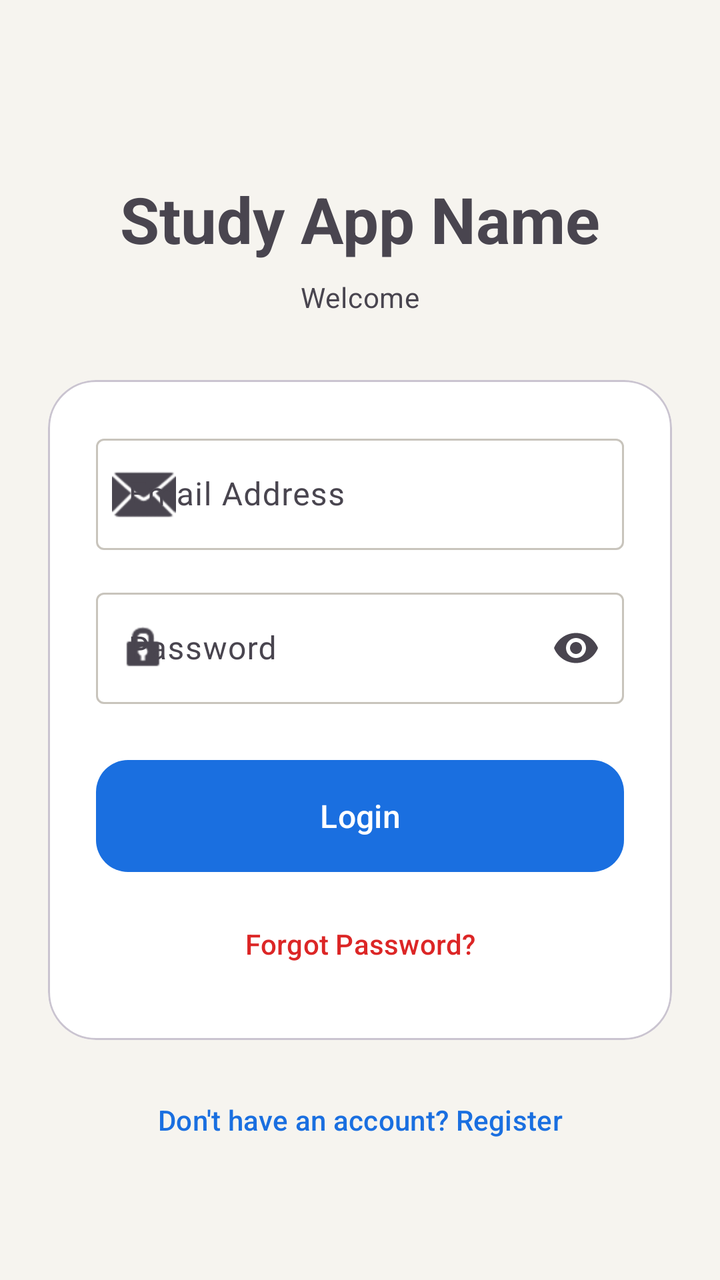
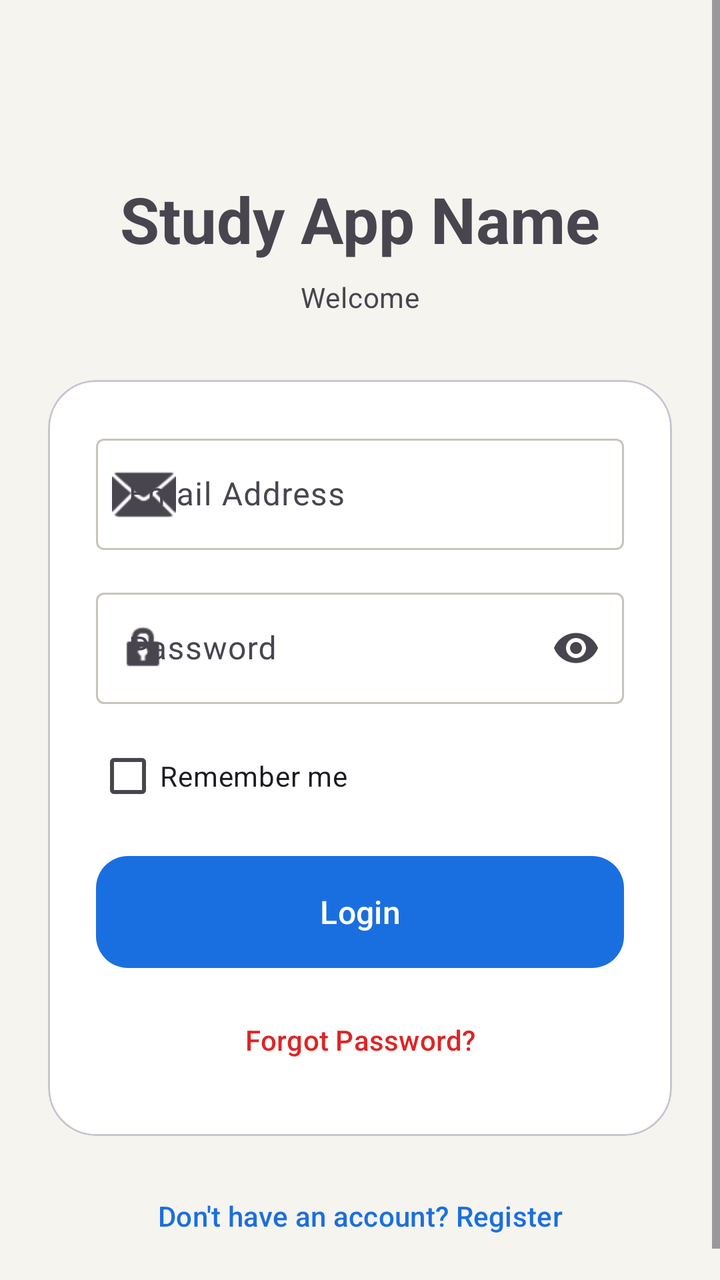

An Android layout rendered at two revisions. The XML below is the earlier revision; the diff shows what the commit changed to produce the second picture.
<!-- AndroidManifest.xml: application theme Theme.MPProject -->
<!-- res/layout/fragment_login.xml -->
<?xml version="1.0" encoding="utf-8"?>
<androidx.constraintlayout.widget.ConstraintLayout xmlns:android="http://schemas.android.com/apk/res/android"
    xmlns:app="http://schemas.android.com/apk/res-auto"
    android:layout_width="match_parent"
    android:layout_height="match_parent"
    android:background="?android:attr/colorBackground">

    <ScrollView
        android:layout_width="match_parent"
        android:layout_height="match_parent"
        android:fillViewport="true">

        <androidx.constraintlayout.widget.ConstraintLayout
            android:layout_width="match_parent"
            android:layout_height="wrap_content"
            android:padding="24dp">

            <TextView
                android:id="@+id/auth_title"
                android:layout_width="wrap_content"
                android:layout_height="wrap_content"
                android:layout_marginTop="64dp"
                android:text="Study App Name"
                android:textAppearance="@style/TextAppearance.Material3.HeadlineLarge"
                android:textStyle="bold"
                app:layout_constraintEnd_toEndOf="parent"
                app:layout_constraintStart_toStartOf="parent"
                app:layout_constraintTop_toTopOf="parent" />

            <TextView
                android:id="@+id/auth_subtitle"
                android:layout_width="wrap_content"
                android:layout_height="wrap_content"
                android:layout_marginTop="8dp"
                android:text="Welcome"
                android:textAppearance="@style/TextAppearance.Material3.BodyMedium"
                android:textColor="?android:attr/textColorSecondary"
                app:layout_constraintEnd_toEndOf="parent"
                app:layout_constraintStart_toStartOf="parent"
                app:layout_constraintTop_toBottomOf="@id/auth_title" />

            <com.google.android.material.card.MaterialCardView
                android:id="@+id/login_card"
                android:layout_width="match_parent"
                android:layout_height="wrap_content"
                android:layout_marginTop="32dp"
                app:cardCornerRadius="24dp"
                app:cardElevation="0dp"
                app:layout_constraintTop_toBottomOf="@id/auth_subtitle"
                app:strokeColor="?attr/colorOutlineVariant"
                app:strokeWidth="1dp">

                <LinearLayout
                    android:layout_width="match_parent"
                    android:layout_height="wrap_content"
                    android:orientation="vertical"
                    android:padding="24dp">

                    <com.google.android.material.textfield.TextInputLayout
                        android:id="@+id/email_layout"
                        style="@style/Widget.Material3.TextInputLayout.OutlinedBox"
                        android:layout_width="match_parent"
                        android:layout_height="wrap_content"
                        android:hint="Email Address"
                        app:startIconDrawable="@android:drawable/ic_dialog_email">

                        <com.google.android.material.textfield.TextInputEditText
                            android:id="@+id/email_edit_text"
                            android:layout_width="match_parent"
                            android:layout_height="wrap_content"
                            android:inputType="textEmailAddress" />
                    </com.google.android.material.textfield.TextInputLayout>

                    <com.google.android.material.textfield.TextInputLayout
                        android:id="@+id/password_layout"
                        style="@style/Widget.Material3.TextInputLayout.OutlinedBox"
                        android:layout_width="match_parent"
                        android:layout_height="wrap_content"
                        android:layout_marginTop="16dp"
                        android:hint="Password"
                        app:endIconMode="password_toggle"
                        app:startIconDrawable="@android:drawable/ic_lock_idle_lock">

                        <com.google.android.material.textfield.TextInputEditText
                            android:id="@+id/password_edit_text"
                            android:layout_width="match_parent"
                            android:layout_height="wrap_content"
                            android:inputType="textPassword" />
                    </com.google.android.material.textfield.TextInputLayout>

                    <com.google.android.material.button.MaterialButton
                        android:id="@+id/login_button"
                        android:layout_width="match_parent"
                        android:layout_height="64dp"
                        android:layout_marginTop="24dp"
                        android:text="Login"
                        android:textAllCaps="false"
                        android:textSize="16sp"
                        app:cornerRadius="16dp" />

                    <com.google.android.material.button.MaterialButton
                        android:id="@+id/forgot_password_link"
                        style="@style/Widget.Material3.Button.TextButton"
                        android:layout_width="wrap_content"
                        android:layout_height="wrap_content"
                        android:layout_gravity="center"
                        android:layout_marginTop="8dp"
                        android:text="Forgot Password?"
                        android:textColor="?attr/colorError" />

                </LinearLayout>
            </com.google.android.material.card.MaterialCardView>

            <com.google.android.material.button.MaterialButton
                android:id="@+id/register_link"
                style="@style/Widget.Material3.Button.TextButton"
                android:layout_width="wrap_content"
                android:layout_height="wrap_content"
                android:layout_marginTop="16dp"
                android:text="Don't have an account? Register"
                app:layout_constraintEnd_toEndOf="parent"
                app:layout_constraintStart_toStartOf="parent"
                app:layout_constraintTop_toBottomOf="@id/login_card" />

        </androidx.constraintlayout.widget.ConstraintLayout>
    </ScrollView>

    <ProgressBar
        android:id="@+id/auth_progress_bar"
        android:layout_width="wrap_content"
        android:layout_height="wrap_content"
        android:visibility="gone"
        app:layout_constraintBottom_toBottomOf="parent"
        app:layout_constraintEnd_toEndOf="parent"
        app:layout_constraintStart_toStartOf="parent"
        app:layout_constraintTop_toTopOf="parent" />

</androidx.constraintlayout.widget.ConstraintLayout>
<!-- resources referenced by this layout -->
<resources>
  <style name="Theme.MPProject" parent="Theme.Material3.Light.NoActionBar">
          <item name="colorPrimary">@color/primary_light</item>
          <item name="colorOnPrimary">@color/on_primary</item>
          <item name="colorPrimaryContainer">@color/primary_container_light</item>
          <item name="colorSurface">@color/surface_light</item>
          <item name="colorSurfaceVariant">@color/surface_raised_light</item>
          <item name="android:colorBackground">@color/bg_light</item>
          <item name="colorOnBackground">@color/on_bg_light</item>
          <item name="colorOnSurface">@color/on_bg_light</item>
          <item name="colorOutline">@color/outline_light</item>
          <item name="colorError">@color/error</item>
          <item name="colorOnError">@color/on_error</item>
          
          <item name="android:statusBarColor">@android:color/transparent</item>
          <item name="android:navigationBarColor">@color/surface_light</item>
          <item name="android:windowLightStatusBar" tools:targetApi="23">true</item>
          <item name="android:windowLightNavigationBar" tools:targetApi="27">true</item>
          
          <item name="bottomNavigationStyle">@style/Widget.MPProject.BottomNavigationView</item>
      </style>
  <color name="primary_light">#1A6FE0</color>
  <color name="on_primary">#FFFFFF</color>
  <color name="primary_container_light">#D6E8FF</color>
  <color name="surface_light">#FFFFFF</color>
  <color name="surface_raised_light">#F0EDE6</color>
  <color name="bg_light">#F6F4EF</color>
  <color name="on_bg_light">#1A1814</color>
  <color name="outline_light">#C8C4BC</color>
  <color name="error">#DC2626</color>
  <color name="on_error">#FFFFFF</color>
  <style name="Widget.MPProject.BottomNavigationView" parent="Widget.Material3.BottomNavigationView">
          <item name="android:background">@color/surface_light</item>
          <item name="itemIconTint">@color/bottom_nav_item_color</item>
          <item name="itemTextColor">@color/bottom_nav_item_color</item>
          <item name="labelVisibilityMode">labeled</item>
      </style>
</resources>

<!-- the commit's change to res/layout/fragment_login.xml (unified diff, before → after) -->
@@ -88,11 +88,20 @@
                             android:inputType="textPassword" />
                     </com.google.android.material.textfield.TextInputLayout>
 
+                    
+                    <CheckBox
+                        android:id="@+id/cb_remember_me"
+                        android:layout_width="wrap_content"
+                        android:layout_height="wrap_content"
+                        android:layout_marginTop="12dp"
+                        android:text="Remember me"
+                        android:textAppearance="@style/TextAppearance.Material3.BodyMedium" />
+
                     <com.google.android.material.button.MaterialButton
                         android:id="@+id/login_button"
                         android:layout_width="match_parent"
                         android:layout_height="64dp"
-                        android:layout_marginTop="24dp"
+                        android:layout_marginTop="12dp"
                         android:text="Login"
                         android:textAllCaps="false"
                         android:textSize="16sp"
